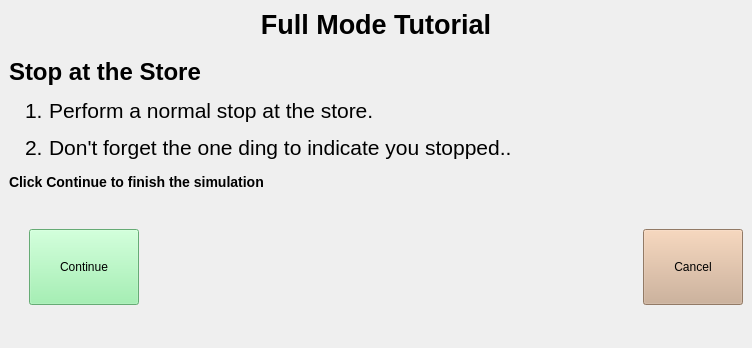
First picture: the form in full.10.ui, repository oualline/trolley.sim, before the edit.
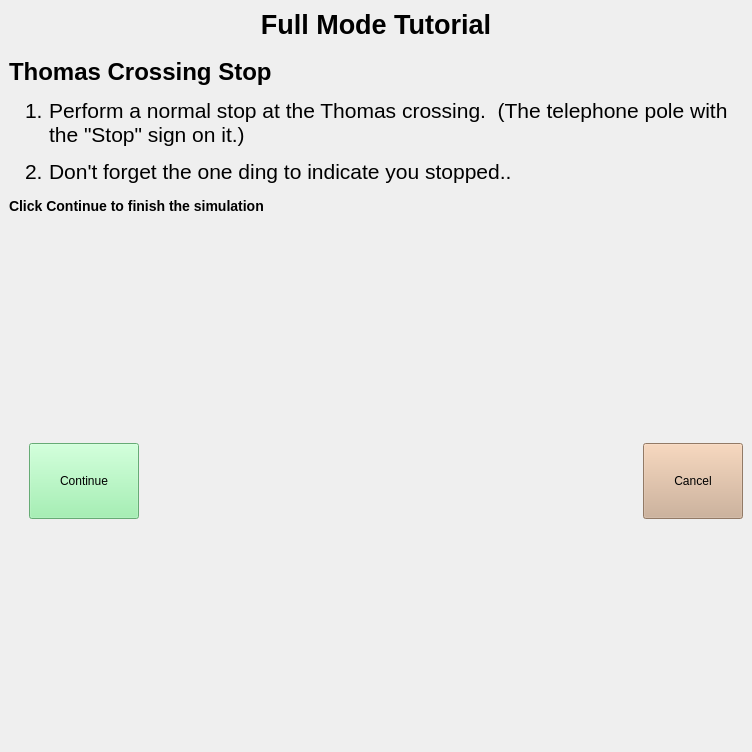
Second picture: the form after the edit. Icons and pictures are not drawn.

```diff
--- a/full.10.ui
+++ b/full.10.ui
@@ -10,7 +10,7 @@
     <x>0</x>
     <y>0</y>
     <width>752</width>
-    <height>348</height>
+    <height>752</height>
    </rect>
   </property>
   <property name="windowTitle">
@@ -26,12 +26,13 @@
          <string>&lt;!DOCTYPE HTML PUBLIC &quot;-//W3C//DTD HTML 4.0//EN&quot; &quot;http://www.w3.org/TR/REC-html40/strict.dtd&quot;&gt;
 &lt;html&gt;&lt;head&gt;&lt;meta name=&quot;qrichtext&quot; content=&quot;1&quot; /&gt;&lt;style type=&quot;text/css&quot;&gt;
 p, li { white-space: pre-wrap; }
-&lt;/style&gt;&lt;/head&gt;&lt;body style=&quot; font-family:'Ubuntu'; font-size:16pt; font-weight:400; font-style:normal;&quot;&gt;
+&lt;/style&gt;&lt;/head&gt;&lt;body style=&quot; font-family:'Ubuntu'; font-size:10pt; font-weight:400; font-style:normal;&quot;&gt;
 &lt;p align=&quot;center&quot; style=&quot; margin-top:12px; margin-bottom:12px; margin-left:0px; margin-right:0px; -qt-block-indent:0; text-indent:0px;&quot;&gt;&lt;span style=&quot; font-size:20pt; font-weight:600;&quot;&gt;Full Mode Tutorial&lt;/span&gt;&lt;/p&gt;
-&lt;h1 style=&quot; margin-top:18px; margin-bottom:12px; margin-left:0px; margin-right:0px; -qt-block-indent:0; text-indent:0px;&quot;&gt;&lt;span style=&quot; font-size:xx-large; font-weight:600;&quot;&gt;Stop at the Store&lt;/span&gt;&lt;/h1&gt;
-&lt;ol style=&quot;margin-top: 0px; margin-bottom: 0px; margin-left: 0px; margin-right: 0px; -qt-list-indent: 1;&quot;&gt;&lt;li style=&quot;&quot; style=&quot; margin-top:0px; margin-bottom:12px; margin-left:0px; margin-right:0px; -qt-block-indent:0; text-indent:0px;&quot;&gt;Perform a normal stop at the store.&lt;/li&gt;
-&lt;li style=&quot;&quot; style=&quot; margin-top:0px; margin-bottom:12px; margin-left:0px; margin-right:0px; -qt-block-indent:0; text-indent:0px;&quot;&gt;Don't forget the one ding to indicate you stopped..&lt;/li&gt;&lt;/ol&gt;
-&lt;h3 style=&quot; margin-top:14px; margin-bottom:12px; margin-left:0px; margin-right:0px; -qt-block-indent:0; text-indent:0px;&quot;&gt;&lt;span style=&quot; font-size:large; font-weight:600;&quot;&gt;Click Continue to finish the simulation&lt;/span&gt;&lt;/h3&gt;&lt;/body&gt;&lt;/html&gt;</string>
+&lt;h1 style=&quot; margin-top:18px; margin-bottom:12px; margin-left:0px; margin-right:0px; -qt-block-indent:0; text-indent:0px;&quot;&gt;&lt;span style=&quot; font-size:16pt; font-weight:600;&quot;&gt;Thomas Crossing Stop&lt;/span&gt;&lt;/h1&gt;
+&lt;ol style=&quot;margin-top: 0px; margin-bottom: 0px; margin-left: 0px; margin-right: 0px; -qt-list-indent: 1;&quot;&gt;&lt;li style=&quot; font-size:16pt;&quot; style=&quot; margin-top:0px; margin-bottom:12px; margin-left:0px; margin-right:0px; -qt-block-indent:0; text-indent:0px;&quot;&gt;Perform a normal stop at the Thomas crossing.  (The telephone pole with the &amp;quot;Stop&amp;quot; sign on it.)&lt;/li&gt;
+&lt;li style=&quot; font-size:16pt;&quot; style=&quot; margin-top:0px; margin-bottom:12px; margin-left:0px; margin-right:0px; -qt-block-indent:0; text-indent:0px;&quot;&gt;Don't forget the one ding to indicate you stopped..&lt;/li&gt;&lt;/ol&gt;
+&lt;p&gt;&lt;img src=&quot;image/full.10.png&quot; height=&quot;400&quot;&gt;&lt;/p&gt;
+&lt;h3 style=&quot; margin-top:14px; margin-bottom:12px; margin-left:0px; margin-right:0px; -qt-block-indent:0; text-indent:0px;&quot;&gt;&lt;span style=&quot; font-size:16pt; font-weight:600;&quot;&gt;Click Continue to finish the simulation&lt;/span&gt;&lt;/h3&gt;&lt;/body&gt;&lt;/html&gt;</string>
         </property>
         <property name="wordWrap">
          <bool>true</bool>
```
